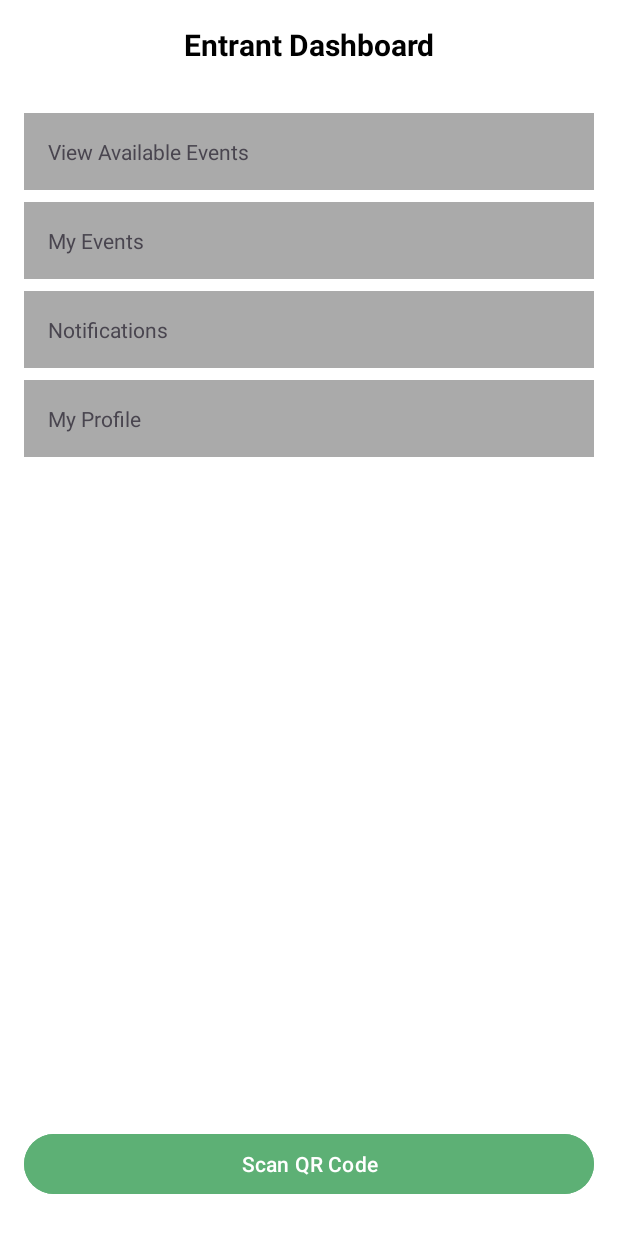
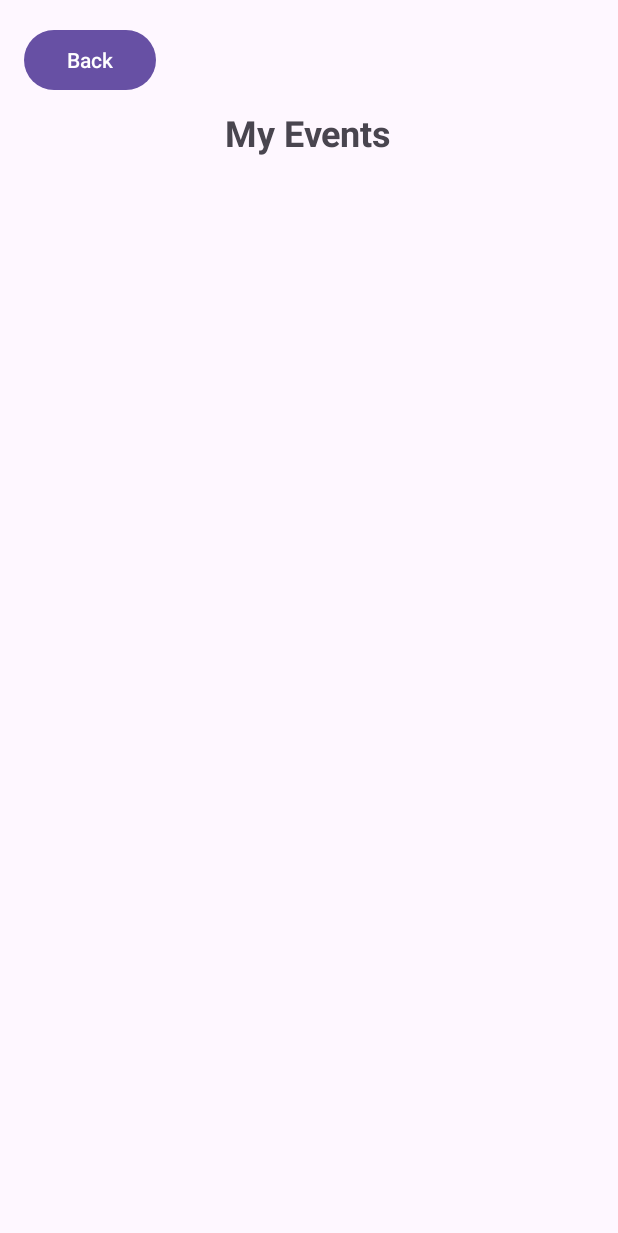
Before and after one commit to CMPUT301F24frolic/frolic-project, an Android app: the EntrantDashboardActivity screen opened directly, with no data from a screen before it, after a tap on "My Events", on a phone screen of 412 x 824 dp. Shown: the top 1233 px of the screen. Run offline under Robolectric (Android 15) with nearby library versions, the phone set to English and light mode, and no system bars; our stand-ins replace Firebase (no records; nobody signed in at launch, a user with empty details on screens opened directly).

Commit message:
added functioning buttons vieweventlist, myeventsactivity, qrcodeactiivty, notifcations.

```diff
--- a/app/build.gradle.kts
+++ b/app/build.gradle.kts
@@ -53,4 +53,5 @@ dependencies {
     androidTestImplementation(libs.ext.junit)
     androidTestImplementation(libs.espresso.core)
     implementation("com.github.bumptech.glide:glide:4.16.0")
+    annotationProcessor("com.github.bumptech.glide:compiler:4.16.0")
 }
--- a/app/src/main/AndroidManifest.xml
+++ b/app/src/main/AndroidManifest.xml
@@ -31,6 +31,10 @@
         <activity
             android:name=".EntrantDashboardActivity"
             android:exported="false" />
+        <activity android:name=".EventsListActivity" android:exported="false" />
+        <activity android:name=".MyEventsActivity" android:exported="false" />
+        <activity android:name=".NotificationsActivity" android:exported="false" />
+        <activity android:name=".QRScanActivity" android:exported="false" />
     </application>
 
 
--- a/app/src/main/java/com/example/frolic/EntrantDashboardActivity.java
+++ b/app/src/main/java/com/example/frolic/EntrantDashboardActivity.java
@@ -46,18 +46,27 @@ public class EntrantDashboardActivity extends AppCompatActivity {
             // TODO: Navigate to events list
             // Intent intent = new Intent(this, ViewEventsActivity.class);
             // startActivity(intent);
+            Intent intent = new Intent(this, EventsListActivity.class);  // Connects to ListEventActivity
+            startActivity(intent);
         });
 
         myEvents.setOnClickListener(v -> {
             // TODO: Navigate to my events
             // Intent intent = new Intent(this, MyEventsActivity.class);
             // startActivity(intent);
+            Intent intent = new Intent(this, MyEventsActivity.class);
+            intent.putExtra("deviceId", getIntent().getStringExtra("deviceId"));  // Pass device ID if needed
+            startActivity(intent);
+
         });
 
         notifications.setOnClickListener(v -> {
             // TODO: Navigate to notifications
             // Intent intent = new Intent(this, NotificationsActivity.class);
             // startActivity(intent);
+            Intent intent = new Intent(this, NotificationsActivity.class);
+            intent.putExtra("deviceId", getIntent().getStringExtra("deviceId"));
+            startActivity(intent);
         });
 
         profile.setOnClickListener(v -> {
@@ -70,6 +79,10 @@ public class EntrantDashboardActivity extends AppCompatActivity {
             // TODO: Implement QR scanning
             // Intent intent = new Intent(this, QRScanActivity.class);
             // startActivity(intent);
+            Intent intent = new Intent(this, QRScanActivity.class);
+            intent.putExtra("eventData", "Your event data here");
+            startActivity(intent);
+
         });
     }
 }
--- /dev/null
+++ b/app/src/main/java/com/example/frolic/MyEventsActivity.java
@@ -0,0 +1,122 @@
+package com.example.frolic;
+
+import android.content.Intent;
+import android.os.Bundle;
+import android.util.Log;
+import android.view.LayoutInflater;
+import android.view.View;
+import android.view.ViewGroup;
+import android.widget.Button;
+import android.widget.TextView;
+import android.widget.Toast;
+import androidx.annotation.NonNull;
+import androidx.appcompat.app.AppCompatActivity;
+import androidx.recyclerview.widget.LinearLayoutManager;
+import androidx.recyclerview.widget.RecyclerView;
+import com.google.firebase.firestore.CollectionReference;
+import com.google.firebase.firestore.DocumentSnapshot;
+import com.google.firebase.firestore.FirebaseFirestore;
+import com.google.firebase.firestore.QuerySnapshot;
+import com.google.firebase.firestore.EventListener;
+import com.google.firebase.firestore.FirebaseFirestoreException;
+import java.util.ArrayList;
+
+public class MyEventsActivity extends AppCompatActivity {
+
+    private static final String TAG = "MyEventsActivity";
+    private RecyclerView recyclerView;
+    private MyEventsAdapter adapter;
+    private ArrayList<Event> eventsList = new ArrayList<>();
+    private Button btnBack;  // Back button declaration
+
+    // Firestore database instance
+    private FirebaseFirestore db = FirebaseFirestore.getInstance();
+    private CollectionReference eventsRef = db.collection("events");
+
+    @Override
+    protected void onCreate(Bundle savedInstanceState) {
+        super.onCreate(savedInstanceState);
+        setContentView(R.layout.activity_my_events);
+
+        // Initialize the back button and set click listener
+        btnBack = findViewById(R.id.btnBack);
+        btnBack.setOnClickListener(v -> {
+            Intent intent = new Intent(MyEventsActivity.this, EntrantDashboardActivity.class);
+            startActivity(intent);
+            finish();
+        });
+
+        // Set up RecyclerView
+        recyclerView = findViewById(R.id.recyclerViewMyEvents);
+        recyclerView.setLayoutManager(new LinearLayoutManager(this));
+        adapter = new MyEventsAdapter(eventsList);
+        recyclerView.setAdapter(adapter);
+
+        // Load events from Firestore
+        loadEventsFromFirestore();
+    }
+
+    private void loadEventsFromFirestore() {
+        eventsRef.addSnapshotListener(new EventListener<QuerySnapshot>() {
+            @Override
+            public void onEvent(QuerySnapshot querySnapshot, FirebaseFirestoreException e) {
+                if (e != null) {
+                    Log.w(TAG, "Listen failed.", e);
+                    Toast.makeText(MyEventsActivity.this, "Failed to load events.", Toast.LENGTH_SHORT).show();
+                    return;
+                }
+
+                eventsList.clear();
+                for (DocumentSnapshot document : querySnapshot) {
+                    Event event = document.toObject(Event.class);
+                    eventsList.add(event);
+                }
+                adapter.notifyDataSetChanged();
+            }
+        });
+    }
+
+    /**
+     * Inner Adapter Class for My Events
+     */
+    private class MyEventsAdapter extends RecyclerView.Adapter<MyEventsAdapter.MyEventsViewHolder> {
+
+        private ArrayList<Event> eventsList;
+
+        public MyEventsAdapter(ArrayList<Event> eventsList) {
+            this.eventsList = eventsList;
+        }
+
+        @NonNull
+        @Override
+        public MyEventsViewHolder onCreateViewHolder(@NonNull ViewGroup parent, int viewType) {
+            View view = LayoutInflater.from(parent.getContext()).inflate(R.layout.item_events, parent, false);
+            return new MyEventsViewHolder(view);
+        }
+
+        @Override
+        public void onBindViewHolder(@NonNull MyEventsViewHolder holder, int position) {
+            Event event = eventsList.get(position);
+            holder.eventName.setText(event.getEventName());
+            holder.eventDescription.setText(event.getEventDesc());
+        }
+
+        @Override
+        public int getItemCount() {
+            return eventsList.size();
+        }
+
+        /**
+         * ViewHolder class for individual event items
+         */
+        public class MyEventsViewHolder extends RecyclerView.ViewHolder {
+            TextView eventName, eventDescription;
+
+            public MyEventsViewHolder(@NonNull View itemView) {
+                super(itemView);
+                eventName = itemView.findViewById(R.id.tvEventName);
+                eventDescription = itemView.findViewById(R.id.tvEventDescription);
+            }
+        }
+    }
+}
--- /dev/null
+++ b/app/src/main/res/layout/activity_my_events.xml
@@ -0,0 +1,29 @@
+<?xml version="1.0" encoding="utf-8"?>
+<LinearLayout xmlns:android="http://schemas.android.com/apk/res/android"
+    android:layout_width="match_parent"
+    android:layout_height="match_parent"
+    android:orientation="vertical"
+    android:padding="16dp">
+
+    <Button
+        android:id="@+id/btnBack"
+        android:layout_width="wrap_content"
+        android:layout_height="wrap_content"
+        android:text="Back"
+        android:layout_gravity="start"
+        android:layout_marginBottom="8dp" />
+
+    <TextView
+        android:layout_width="wrap_content"
+        android:layout_height="wrap_content"
+        android:text="My Events"
+        android:textSize="24sp"
+        android:textStyle="bold"
+        android:layout_gravity="center_horizontal"
+        android:layout_marginBottom="16dp" />
+
+    <androidx.recyclerview.widget.RecyclerView
+        android:id="@+id/recyclerViewMyEvents"
+        android:layout_width="match_parent"
+        android:layout_height="match_parent" />
+</LinearLayout>
```
Also changed, not shown: app/src/main/java/com/example/frolic/EntrantEditProfile.java (+37 -7 lines), app/src/main/java/com/example/frolic/EventsListActivity.java (added, +107 -0 lines), app/src/main/java/com/example/frolic/NotificationsActivity.java (added, +124 -0 lines), app/src/main/java/com/example/frolic/QRScanActivity.java (added, +57 -0 lines), app/src/main/res/layout/activity_events_list.xml (added, +30 -0 lines), app/src/main/res/layout/activity_notifications.xml (added, +29 -0 lines), app/src/main/res/layout/item_events.xml (added, +24 -0 lines), app/src/main/res/layout/item_list_event.xml (added, +27 -0 lines), app/src/main/res/layout/item_notifications.xml (added, +15 -0 lines), app/src/main/res/layout/qr_scan.xml (+10 -2 lines).
